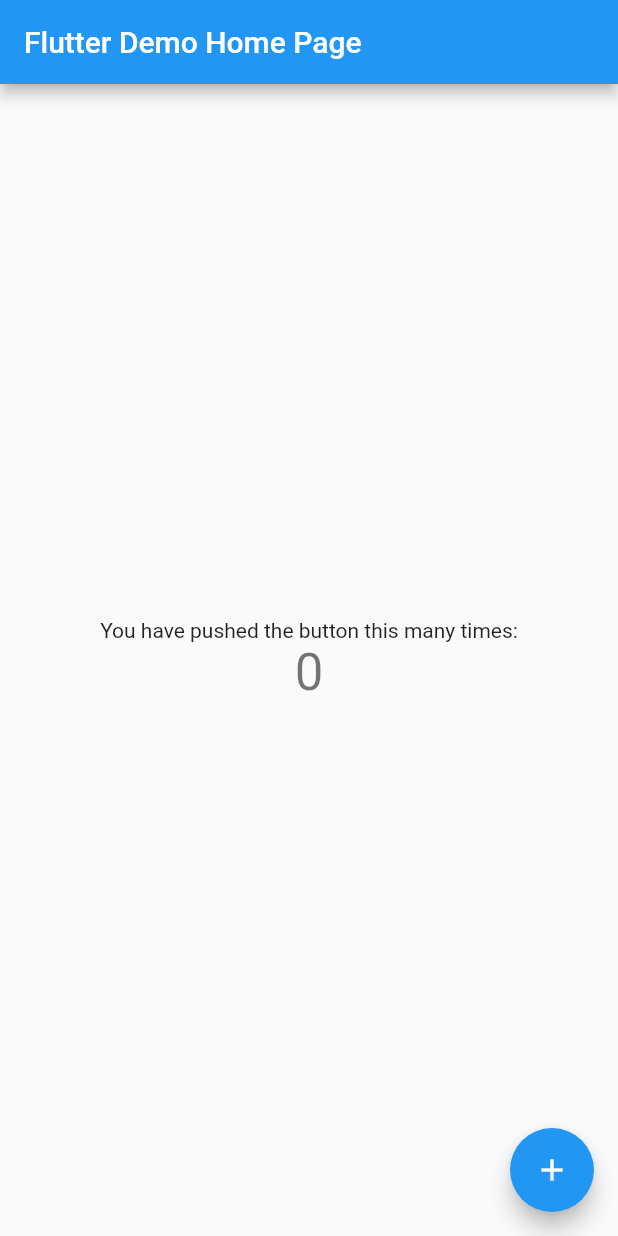
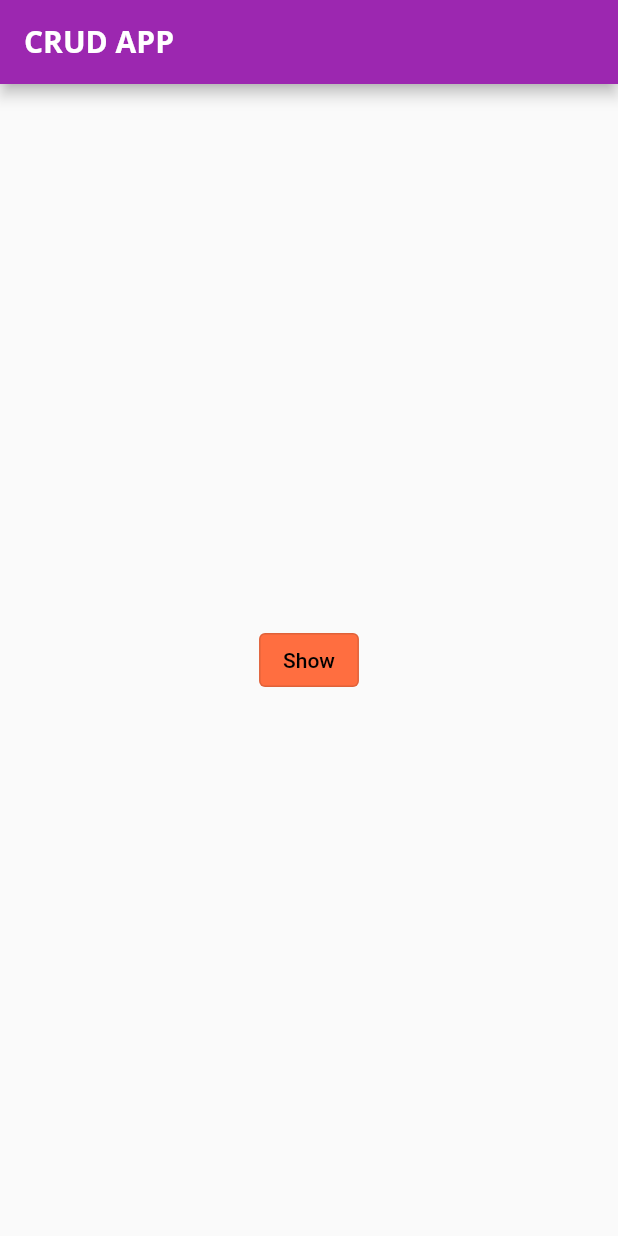
Before and after one commit to sanjoli63/CRUD-APP, a Flutter app: the screen it shows after launch, on a phone screen of 412 x 824 dp. Run offline on Flutter 3.47's test engine with Material 2 defaults, Android fonts, the phone set to English and light mode, and no system bars.

Commit message:
outlined button

```diff
--- a/lib/main.dart
+++ b/lib/main.dart
@@ -11,103 +11,72 @@
     return MaterialApp(
       title: 'Flutter Demo',
       theme: ThemeData(
-        // This is the theme of your application.
-        //
-        // Try running your application with "flutter run". You'll see the
-        // application has a blue toolbar. Then, without quitting the app, try
-        // changing the primarySwatch below to Colors.green and then invoke
-        // "hot reload" (press "r" in the console where you ran "flutter run",
-        // or simply save your changes to "hot reload" in a Flutter IDE).
-        // Notice that the counter didn't reset back to zero; the application
-        // is not restarted.
-        primarySwatch: Colors.blue,
+        primarySwatch: Colors.purple,
+        accentColor: Colors.amber,
+        textTheme: ThemeData.light().textTheme.copyWith(
+              headline6: TextStyle(
+                fontFamily: 'OpenSans',
+                fontWeight: FontWeight.bold,
+                fontSize: 18,
+              ),
+              button: TextStyle(color: Colors.white),
+            ),
+        appBarTheme: AppBarTheme(
+          textTheme: ThemeData.light().textTheme.copyWith(
+                headline6: TextStyle(
+                  fontFamily: 'OpenSans',
+                  fontSize: 20,
+                  fontWeight: FontWeight.bold,
+                ),
+              ),
+        ),
+        textButtonTheme: TextButtonThemeData(
+          style: TextButton.styleFrom(primary: Colors.deepOrangeAccent),
+        ),
+        elevatedButtonTheme: ElevatedButtonThemeData(
+          style: ElevatedButton.styleFrom(primary: Colors.greenAccent),
+        ),
+        outlinedButtonTheme: OutlinedButtonThemeData(
+          style: OutlinedButton.styleFrom(
+              primary: Colors.black, backgroundColor: Colors.deepOrangeAccent),
+        ),
       ),
-      home: MyHomePage(title: 'Flutter Demo Home Page'),
+      home: MyHomePage(),
     );
   }
 }
 
 class MyHomePage extends StatefulWidget {
-  MyHomePage({Key? key, required this.title}) : super(key: key);
-
-  // This widget is the home page of your application. It is stateful, meaning
-  // that it has a State object (defined below) that contains fields that affect
-  // how it looks.
-
-  // This class is the configuration for the state. It holds the values (in this
-  // case the title) provided by the parent (in this case the App widget) and
-  // used by the build method of the State. Fields in a Widget subclass are
-  // always marked "final".
-
-  final String title;
+  MyHomePage({Key? key}) : super(key: key);
 
   @override
   _MyHomePageState createState() => _MyHomePageState();
 }
 
 class _MyHomePageState extends State<MyHomePage> {
-  int _counter = 0;
-
-  void _incrementCounter() {
-    setState(() {
-      // This call to setState tells the Flutter framework that something has
-      // changed in this State, which causes it to rerun the build method below
-      // so that the display can reflect the updated values. If we changed
-      // _counter without calling setState(), then the build method would not be
-      // called again, and so nothing would appear to happen.
-      _counter++;
-    });
+  final TextEditingController _idController = TextEditingController();
+  final TextEditingController _nameController = TextEditingController();
+  @override
+  void initState() {
+    super.initState();
   }
 
-  @override
   Widget build(BuildContext context) {
-    // This method is rerun every time setState is called, for instance as done
-    // by the _incrementCounter method above.
-    //
-    // The Flutter framework has been optimized to make rerunning build methods
-    // fast, so that you can just rebuild anything that needs updating rather
-    // than having to individually change instances of widgets.
     return Scaffold(
-      appBar: AppBar(
-        // Here we take the value from the MyHomePage object that was created by
-        // the App.build method, and use it to set our appbar title.
-        title: Text(widget.title),
-      ),
-      body: Center(
-        // Center is a layout widget. It takes a single child and positions it
-        // in the middle of the parent.
-        child: Column(
-          // Column is also a layout widget. It takes a list of children and
-          // arranges them vertically. By default, it sizes itself to fit its
-          // children horizontally, and tries to be as tall as its parent.
-          //
-          // Invoke "debug painting" (press "p" in the console, choose the
-          // "Toggle Debug Paint" action from the Flutter Inspector in Android
-          // Studio, or the "Toggle Debug Paint" command in Visual Studio Code)
-          // to see the wireframe for each widget.
-          //
-          // Column has various properties to control how it sizes itself and
-          // how it positions its children. Here we use mainAxisAlignment to
-          // center the children vertically; the main axis here is the vertical
-          // axis because Columns are vertical (the cross axis would be
-          // horizontal).
-          mainAxisAlignment: MainAxisAlignment.center,
+        appBar: AppBar(
+          title: Text("CRUD APP"),
+        ),
+        body: Column(
           children: <Widget>[
-            Text(
-              'You have pushed the button this many times:',
-            ),
-            Text(
-              '$_counter',
-              style: Theme.of(context).textTheme.headline4,
+            Expanded(
+              child: Center(
+                child: OutlinedButton(
+                  child: Text("Show"),
+                  onPressed: () {},
+                ),
+              ),
             ),
           ],
-        ),
-      ),
-      floatingActionButton: FloatingActionButton(
-        onPressed: _incrementCounter,
-        tooltip: 'Increment',
-        child: Icon(Icons.add),
-      ), // This trailing comma makes auto-formatting nicer for build methods.
-    );
+        ));
   }
 }
```
Also changed, not shown: pubspec.yaml (+15 -12 lines), assets/fonts/OpenSans-Bold.ttf (added), assets/fonts/OpenSans-Regular.ttf (added), assets/fonts/Quicksand-Bold.ttf (added), assets/fonts/Quicksand-Light.ttf (added), assets/fonts/Quicksand-Medium.ttf (added), assets/fonts/Quicksand-Regular.ttf (added), pubspec.lock.
